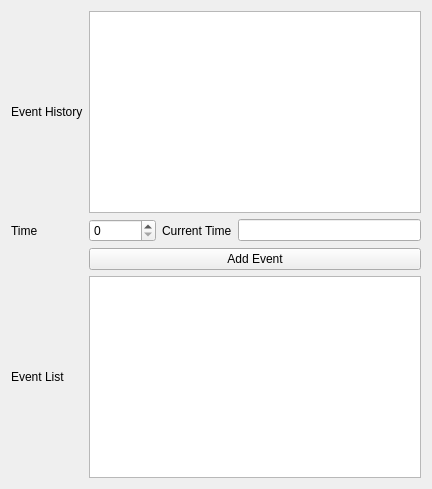
Above: src/widget/showcontrol.ui from 8bitbuddhist/PixelMaestro-Studio before the change. Below: the same form after it.
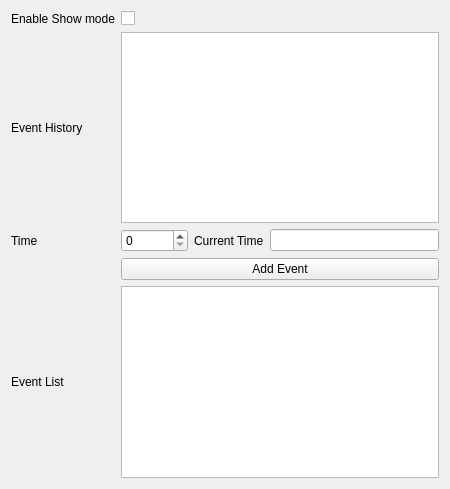
That is the form after the change.

Commit message: MaestroControl - Added execute_cue() method to delegate all Maestro actions.

What changed in the file:
```diff
--- a/src/widget/showcontrol.ui
+++ b/src/widget/showcontrol.ui
@@ -6,7 +6,7 @@
    <rect>
     <x>0</x>
     <y>0</y>
-    <width>432</width>
+    <width>450</width>
     <height>489</height>
    </rect>
   </property>
@@ -25,7 +25,14 @@
      <property name="sizeConstraint">
       <enum>QLayout::SetMinimumSize</enum>
      </property>
-     <item row="1" column="1">
+     <item row="2" column="0">
+      <widget class="QLabel" name="label_3">
+       <property name="text">
+        <string>Time</string>
+       </property>
+      </widget>
+     </item>
+     <item row="2" column="1">
       <layout class="QHBoxLayout" name="timeLayout">
        <item>
         <widget class="QSpinBox" name="eventTimeSpinBox">
@@ -53,24 +60,34 @@
        </item>
       </layout>
      </item>
-     <item row="3" column="1">
+     <item row="4" column="1">
       <widget class="QPushButton" name="addEventButton">
        <property name="text">
         <string>Add Event</string>
        </property>
       </widget>
      </item>
-     <item row="2" column="1">
-      <layout class="QFormLayout" name="actionLayout"/>
-     </item>
-     <item row="0" column="0">
+     <item row="1" column="0">
       <widget class="QLabel" name="label">
        <property name="text">
         <string>Event History</string>
        </property>
       </widget>
      </item>
-     <item row="4" column="1">
+     <item row="1" column="1">
+      <widget class="QListWidget" name="eventHistoryWidget">
+       <property name="sizePolicy">
+        <sizepolicy hsizetype="Preferred" vsizetype="Preferred">
+         <horstretch>0</horstretch>
+         <verstretch>0</verstretch>
+        </sizepolicy>
+       </property>
+       <property name="selectionMode">
+        <enum>QAbstractItemView::MultiSelection</enum>
+       </property>
+      </widget>
+     </item>
+     <item row="5" column="1">
       <widget class="QListWidget" name="eventListWidget">
        <property name="sizePolicy">
         <sizepolicy hsizetype="Preferred" vsizetype="Preferred">
@@ -80,30 +97,27 @@
        </property>
       </widget>
      </item>
-     <item row="1" column="0">
-      <widget class="QLabel" name="label_3">
-       <property name="text">
-        <string>Time</string>
-       </property>
-      </widget>
+     <item row="3" column="1">
+      <layout class="QFormLayout" name="actionLayout"/>
      </item>
-     <item row="4" column="0">
+     <item row="5" column="0">
       <widget class="QLabel" name="listLabel">
        <property name="text">
         <string>Event List</string>
        </property>
       </widget>
      </item>
+     <item row="0" column="0">
+      <widget class="QLabel" name="label_2">
+       <property name="text">
+        <string>Enable Show mode</string>
+       </property>
+      </widget>
+     </item>
      <item row="0" column="1">
-      <widget class="QListWidget" name="eventHistoryWidget">
-       <property name="sizePolicy">
-        <sizepolicy hsizetype="Preferred" vsizetype="Preferred">
-         <horstretch>0</horstretch>
-         <verstretch>0</verstretch>
-        </sizepolicy>
-       </property>
-       <property name="selectionMode">
-        <enum>QAbstractItemView::MultiSelection</enum>
+      <widget class="QCheckBox" name="lockMaestroCheckBox">
+       <property name="text">
+        <string/>
        </property>
       </widget>
      </item>
```
The commit also changes 14 other files.
